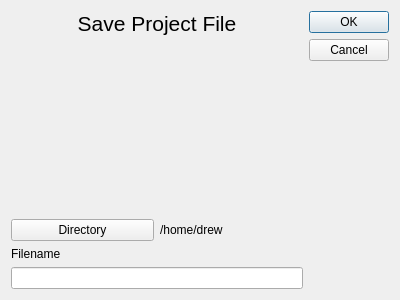
The window that src/UI/SaveAsDialogue.ui (Drew-S/TerrainGenerator) describes before a commit, drawn with Qt 5.
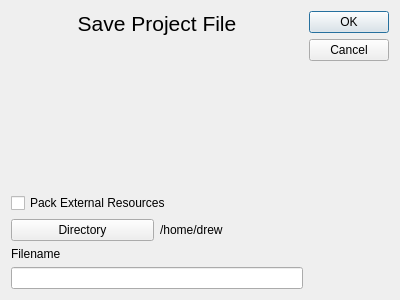
The same window after the commit.

Commit message: added switch for packing external resources

Patch:
```diff
--- a/src/UI/SaveAsDialogue.ui
+++ b/src/UI/SaveAsDialogue.ui
@@ -45,6 +45,13 @@
        </property>
       </spacer>
      </item>
+     <item>
+      <widget class="QCheckBox" name="pack_files_check_box">
+       <property name="text">
+        <string>Pack External Resources</string>
+       </property>
+      </widget>
+     </item>
      <item>
       <layout class="QHBoxLayout" name="horizontalLayout">
        <item>
```
